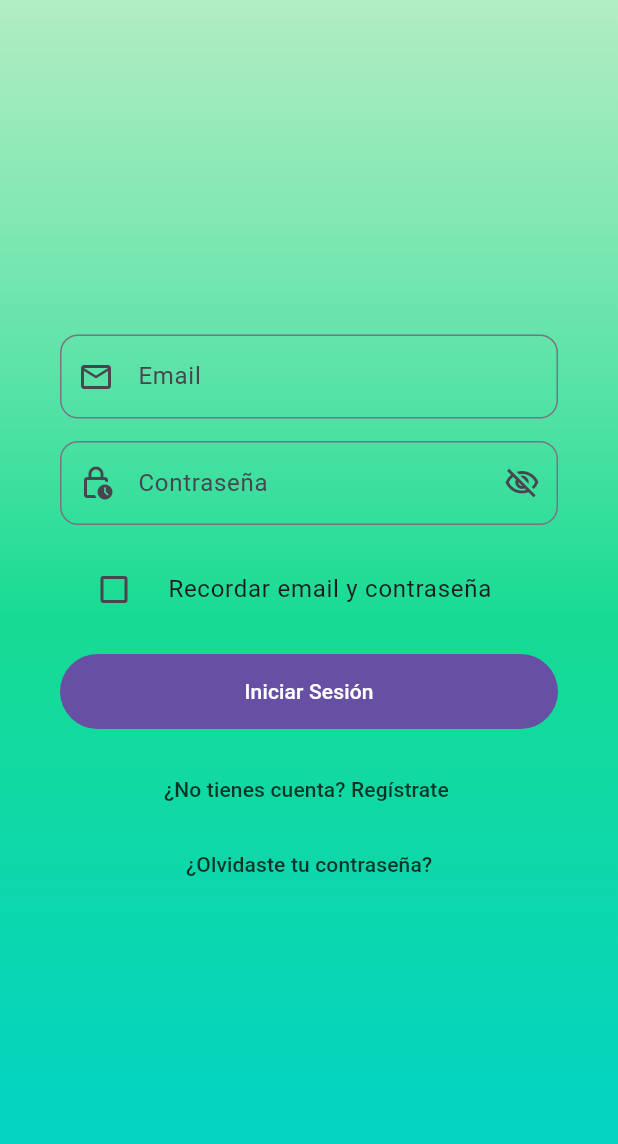
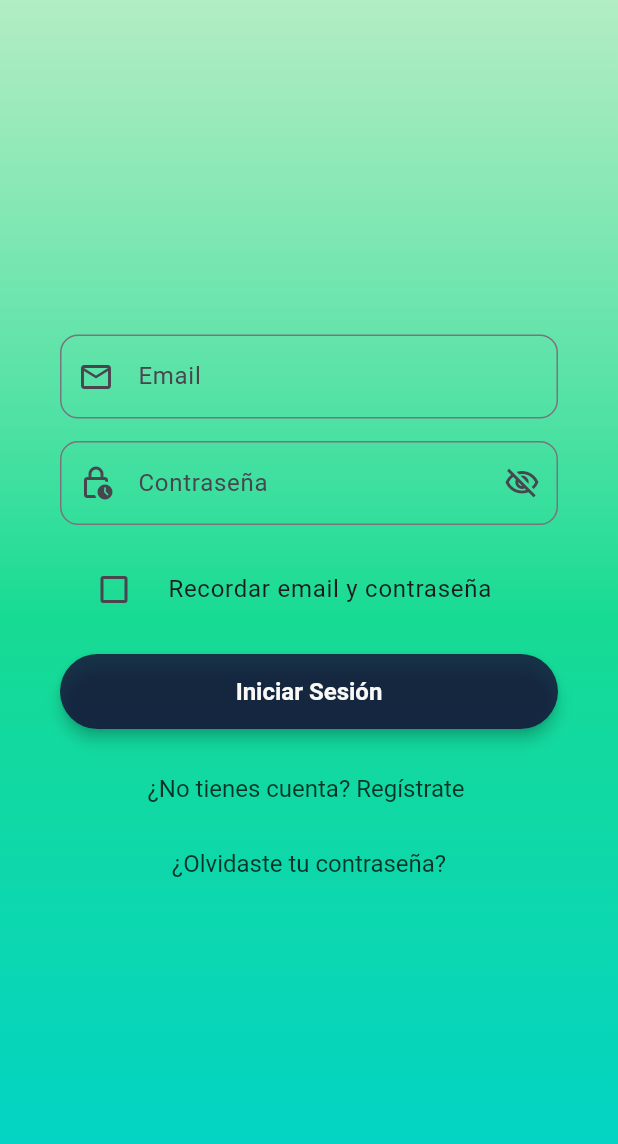
Before and after one commit to alvarolassaletta/ProyectoIntermodular, a Flutter app: the screen it shows after launch, on a phone screen of 412 x 824 dp. Shown: the top 1144 px of the screen. Run offline on Flutter 3.47's test engine with Material 3 defaults, Android fonts, the phone set to English and light mode, and no system bars; our stand-ins replace flutter_dotenv, flutter_secure_storage, go_router, pdf, share_plus, supabase_flutter; accounts and stored records are empty.

Commit message:
refactor: implement ThemeData and centralize styles

```diff
--- a/lib/components/gradient_background.dart
+++ b/lib/components/gradient_background.dart
@@ -2,7 +2,7 @@ import 'package:flutter/material.dart';
 import '../core/app_colors.dart';
 
 /// Contenedor personalizado
-/// Actúa como fondo para las pantallas Login, SignUp y Splash
+/// Actúa como fondo para las pantallas  Splash, Login, SignUp y ForgotPassword.
 /// Tambien se utiliza en HomeScreen para AppBar, NavigationBar y NavigationRail
 class GradientBackground extends StatelessWidget {
 
--- a/lib/core/app_colors.dart
+++ b/lib/core/app_colors.dart
@@ -1,14 +1,44 @@
 import 'dart:ui';
 
+///Clase que contiene los colores usados en la aplicación.
 class AppColors{
 
+  //  FILLEDBUTTON FUNCINALIDAD FICHAR
+  //color de los botones de las funcionalidades de fichaje (fichar en clock_screen, descargar historial en record_screen y seleccionar rango de fechas en sumamry_screen)
+
+  static const Color timeEntryBackgroundButtonColor= Color(0xCA9EEAB3);
+  static const Color timeEntryForegroundButtonColor= Color(0xC8030503);
+
+  // FILLEDBUTTON  AUTENTIFICACIÓN  Y PERFIL
+  // color de los botones de las funcionalidades de autentificacion  y el perfil (login, signup, forgotpassword Y profile screen )
+  static const Color authBackgroundButtonColor= Color(0xC5170331);
+  static const Color authForegroundButtonColor= Color(0xFFF9FAF7);
+
+  //TextButton
+  static const Color textButtonForegroundColor= Color(0xC8030503);
+
+  //color de los iconos
   static const Color primaryIconsColor = Color(0xC8030503);
+  static const Color activeTimeEntryIcon =  Color(0xFFFF9800);
+  //static const Color completedTimeEntryIcon = Color(0xD607DD07);
+  static const Color completedTimeEntryIcon = Color(0xFF6C7575);
+
+  //Divider
   static const Color dividerColor = Color.fromARGB(181, 119, 119, 119);
 
-  ///Colores de fondo para component GradientBackground
-  static const Color gradientBackgroundStart = Color(0xCA9EEAB3);
+  //Fichaje activo / completado
+  static const Color activeTimeEntryColor =  Color(0xFFFF9800);
+  static const Color completedTimeEntryColor = Color(0xFF6C7575);
+
+  //Colores de fondo para component GradientBackground
+  //Componen el fondo las pantallas de splash, login, signup  y  forgotpassword
+  // Se utilizan en el AppBar y en las barras de navegacion
+  static const Color gradientBackgroundStart =  Color(0xCA9EEAB3);
   static const Color gradientBackgroundMiddle = Color(0xFF17DB93);
   static const Color gradientBackgroundEnd=   Color(0xFF00D3CC);
 
+  // Color  para el círculo de carga ( Circular progress indicator)
+  static const Color circurlarProgressIndicatorColor= Color(0xFFF9FAF7);
+
 
 }
--- /dev/null
+++ b/lib/core/app_theme.dart
@@ -0,0 +1,124 @@
+import 'package:flutter/material.dart';
+import 'package:proyecto_intermodular/core/app_colors.dart';
+class AppTheme {
+
+  // Clase que define el tema de la aplicación, incluyendo estilos de texto, botones y otros componentes.
+  static  ThemeData get lightTheme{
+    return ThemeData(
+      useMaterial3: true,
+      //-------------------------------------------
+      // TIPOGRAFÍA
+      //-------------------------------------------
+      //Si se quiere aplicar estos estilos  de textTheme a un texto específicico, hay que hacerlo expresamente en el widget usando Theme.of(context).textTheme.titleMedium, por ejemplo.
+      textTheme: const TextTheme(
+        //AppBar
+        headlineMedium:  TextStyle(
+          fontSize: 28,
+          fontWeight: FontWeight.bold,
+          color: Colors.black87,
+        ),
+        //Título de pantalla
+        titleLarge: TextStyle(
+          fontSize: 24,
+          fontWeight: FontWeight.w600,
+          color: Colors.black87,
+        ),
+        //TItulos secundarios
+        titleMedium: TextStyle(
+          fontSize: 18,
+          fontWeight: FontWeight.w500,
+          color: Colors.black87,
+        ),
+        //Texto normal
+        bodyMedium: TextStyle(
+          fontSize: 16,
+          color: Colors.black87,
+        ),
+      ),
+
+      // A diferencia de textTheme, los estilos para los widgets siguientes no hace falta aplicarlos en el widget concreto, sino que se aplican automáticamente a todos los widgets del  mismo tipo.
+
+      //-------------------------------------------
+      // ESTILOS DE FILLED BUTTON DE FUNCIONALIDADES FICHAJE
+      //-------------------------------------------
+      ///Este estilo se aplicara  las funcionalidades  de fichaje:  fichar en clock_screen,  descargar historial en record_screen y seleccionar rango de fechas en sumamry_screen.
+      filledButtonTheme: FilledButtonThemeData(
+        style: FilledButton.styleFrom(
+          backgroundColor: AppColors.timeEntryBackgroundButtonColor,
+          foregroundColor: AppColors.primaryIconsColor,
+          elevation: 4,
+          shadowColor: Colors.black.withValues(),
+          shape: RoundedRectangleBorder(
+            borderRadius:   BorderRadius.circular(12),
+          ),
+          textStyle:  const TextStyle(
+            fontSize: 16,
+            fontWeight: FontWeight.w600,
+            color: AppColors.timeEntryForegroundButtonColor,
+          )
+        )
+      ),
+
+      //-------------------------------------------
+      // ESTILOS DE  TEXT BUTTON
+      //-------------------------------------------
+      // Se aplica los los textButton de login_scree, signup_screen y forgotpassword_screen.
+      textButtonTheme: TextButtonThemeData(
+        style: TextButton.styleFrom(
+          foregroundColor: AppColors.textButtonForegroundColor,
+          textStyle: const TextStyle(
+            fontSize: 16,
+            fontWeight: FontWeight.w400,
+          )
+        )
+      ),
+
+      //-------------------------------------------
+      // ESTILOS DE FLOATING ACTION BUTTON
+      //-------------------------------------------
+      //Se aplica a los floatingActionButton de time_entry_record_screen y summary_screen.
+      floatingActionButtonTheme: FloatingActionButtonThemeData(
+        backgroundColor: AppColors.gradientBackgroundStart,
+        foregroundColor: AppColors.primaryIconsColor,
+        elevation: 4,
+
+      ),
+
+
+      //-------------------------------------------
+      // ESTILOS DE CIRCULAR PROGRESS INDICATOR (CÍRCULO DE CARGA)
+      //-------------------------------------------
+      progressIndicatorTheme: ProgressIndicatorThemeData(
+        color: AppColors.circurlarProgressIndicatorColor,
+      ),
+
+      //-------------------------------------------
+      // ESTILOS DE DIVIDER  (LINEA DIVISORIA)
+      //-------------------------------------------
+      dividerTheme: DividerThemeData(
+        color:AppColors.dividerColor,
+        thickness: 1.5,
+      ),
+
+    );
+  }
+
+  //-------------------------------------------
+  // ESTILOS DE FILLED BUTTON DE FUNCIONALIDADES de AUTENTIFICACION Y PERFIL
+  //-------------------------------------------
+  ///Este estilo se aplicara as los botones de funcionalidades  de autentificacion y perfil: iniciar sesion en login screen; registrarse en en signUp screen;  pedir, verificar código y cambiar contraseña en forgotpassword screen y guardar cambios en profile screen.
+
+  static ButtonStyle get authButtonStyle {
+    return FilledButton.styleFrom(
+      backgroundColor: AppColors.authBackgroundButtonColor,// O el color que uses en Auth
+      foregroundColor: AppColors.authForegroundButtonColor,
+      shape: RoundedRectangleBorder(
+        borderRadius: BorderRadius.circular(30), // Más redondeados para Auth
+      ),
+      textStyle: const TextStyle(
+        fontSize: 16,
+        fontWeight: FontWeight.bold,
+      ),
+    );
+  }
+}
--- a/lib/main.dart
+++ b/lib/main.dart
@@ -1,4 +1,5 @@
 import 'package:flutter/material.dart';
+import 'package:proyecto_intermodular/core/app_theme.dart';
 import 'package:proyecto_intermodular/screens/splash_screen.dart';
 import 'package:proyecto_intermodular/supabase_config.dart';
 import 'package:proyecto_intermodular/utils/snack_bar_messenger.dart';
@@ -26,6 +27,9 @@ class MainApp extends StatelessWidget {
       debugShowCheckedModeBanner: false,
       title: 'Aplicación de Fichajes',
       routerConfig: appRouter,
+      //estilos globales de la app,
+      theme:AppTheme.lightTheme,
+      // key para mostrar SnackBar desde cualquier parte de la app sin necesidad de un BuildContext específico
       scaffoldMessengerKey: scaffoldMessengerKey,
       // delegates que usa Flutter  para traducir los widgets  y controlar la dirección de texto flutter
       localizationsDelegates:  const[
--- a/lib/screens/login_screen.dart
+++ b/lib/screens/login_screen.dart
@@ -4,6 +4,7 @@ import 'package:go_router/go_router.dart';
 import 'package:proyecto_intermodular/components/custom_text_form_field.dart';
 import 'package:proyecto_intermodular/components/gradient_background.dart';
 import 'package:proyecto_intermodular/core/app_colors.dart';
+import 'package:proyecto_intermodular/core/app_theme.dart';
 import 'package:proyecto_intermodular/services/auth_service.dart';
 import 'package:proyecto_intermodular/utils/auth_error_translator.dart';
 import 'package:proyecto_intermodular/utils/input_validation.dart';
@@ -174,7 +175,6 @@ class _LoginScreenState extends State<LoginScreen> {
                     child: Column(
                       children:[
 
-
                         //-----------------------------------------------------
                         //   EMAIL
                         //----------------------------------------------------
@@ -223,8 +223,8 @@ class _LoginScreenState extends State<LoginScreen> {
                           //controla posicion
                           controlAffinity: ListTileControlAffinity.leading,
                           value: _rememberCredentials,
-                          //activeColor
-                          //checkColor
+                          activeColor: AppColors.authBackgroundButtonColor,
+                          checkColor: AppColors.authForegroundButtonColor,
                           onChanged:(bool? value){
                             setState((){
                               _rememberCredentials = value ?? false;
@@ -245,7 +245,8 @@ class _LoginScreenState extends State<LoginScreen> {
                             /// isLoading = false -> el boton no se ha pulsado, se muestra el texto 'iniciar sesion' y si se pulsa se llama al metodo signIn
                             /// isLoading = true -> se ha pulsado el boton , muestra  espiral de carga y se evita llamar al metodo de nuevo
                             onPressed: _isLoading ? null : _signIn,
-                            child: _isLoading ? CircularProgressIndicator() : Text('Iniciar Sesión')
+                            style: AppTheme.authButtonStyle,
+                            child: _isLoading ? CircularProgressIndicator() : Text('Iniciar Sesión'),
                           ),
                         ),
 
@@ -260,11 +261,7 @@ class _LoginScreenState extends State<LoginScreen> {
                           child: TextButton(
                             onPressed: (){
                               context.push('/signup');
-                            }, child: Text('¿No tienes cuenta? Regístrate ',
-                              style: TextStyle(
-                                color: AppColors.primaryIconsColor
-                              ),
-                            ),
+                            }, child: Text('¿No tienes cuenta? Regístrate '),
                           ),
                         ),
 
@@ -287,8 +284,6 @@ class _LoginScreenState extends State<LoginScreen> {
 
                         /// LOGIN WITH GOOGLE
 
-
-
                       ]
                     ))
                 ),
```
Also changed, not shown: lib/components/custom_sumary_row.dart (+5 -5 lines), lib/screens/clock_screen.dart (+9 -20 lines), lib/screens/forgot_password_screen.dart (+40 -9 lines), lib/screens/profile_screen.dart (+9 -7 lines), lib/screens/signup_screen.dart (+4 -7 lines), lib/screens/summary_screen.dart (+4 -15 lines), lib/screens/time_entry_record_screen.dart (+8 -16 lines).
